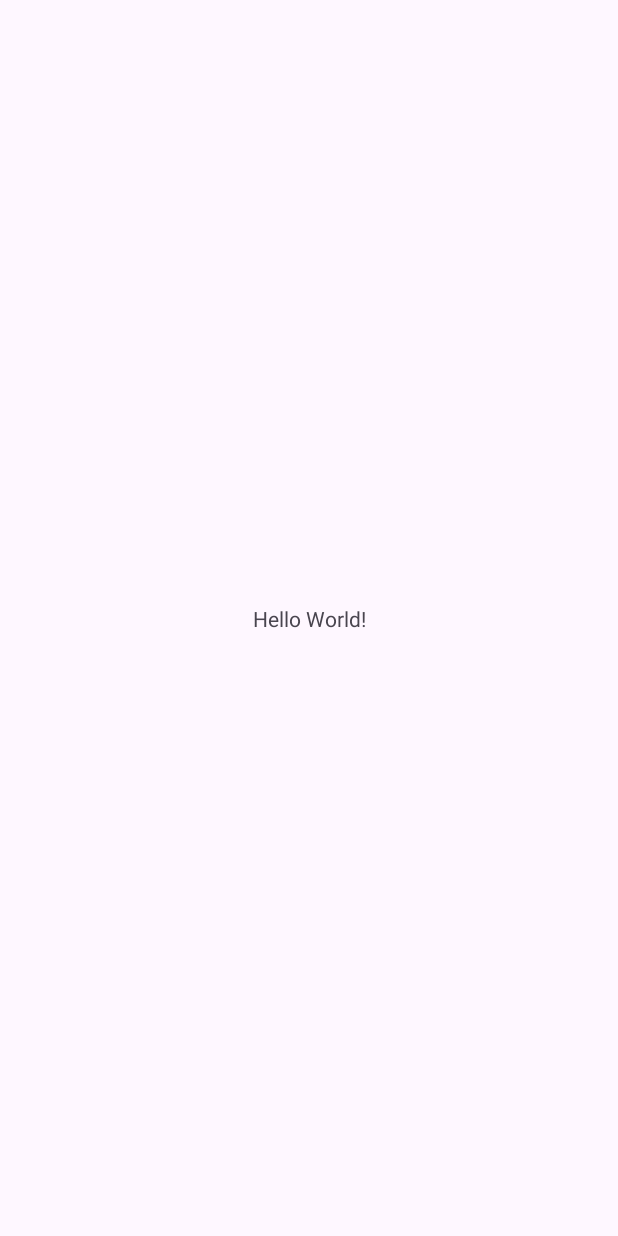
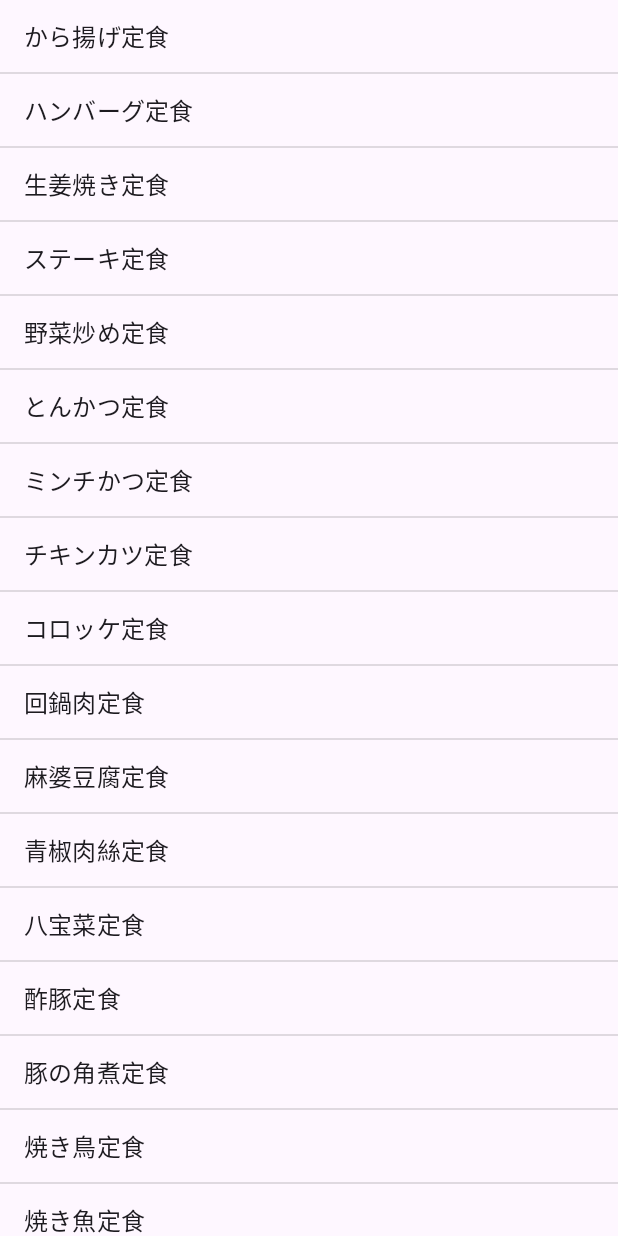
Before and after one commit to miiko-cat/ListViewSample, an Android app: the screen it shows after launch (MainActivity), on a phone screen of 412 x 824 dp. Before the commit the screen is almost empty. Run offline under Robolectric (Android 15) with nearby library versions, the phone set to English and light mode, and no system bars.

Commit message:
プロジェクト完成

```diff
--- a/app/src/main/java/com/websarva/wings/android/listviewsample/MainActivity.kt
+++ b/app/src/main/java/com/websarva/wings/android/listviewsample/MainActivity.kt
@@ -2,10 +2,29 @@ package com.websarva.wings.android.listviewsample
 
 import androidx.appcompat.app.AppCompatActivity
 import android.os.Bundle
+import android.view.View
+import android.widget.AdapterView
+import android.widget.ListView
+import android.widget.Toast
 
 class MainActivity : AppCompatActivity() {
     override fun onCreate(savedInstanceState: Bundle?) {
         super.onCreate(savedInstanceState)
         setContentView(R.layout.activity_main)
+
+        // ListViewオブジェクトを取得
+        val lvMenu = findViewById<ListView>(R.id.lvMenu)
+        lvMenu.onItemClickListener = ListItemClickListener()
+    }
+
+    private inner class ListItemClickListener: AdapterView.OnItemClickListener {
+        override fun onItemClick(parent: AdapterView<*>, view: View, position: Int, id: Long) {
+            // タップされた定食名を取得
+            val item = parent.getItemAtPosition(position) as String
+            // トーストで表示する文字列を生成
+            val show = "あなたが選んだ定食:$item"
+            Toast.makeText(this@MainActivity, show, Toast.LENGTH_LONG).show()
+        }
+
     }
 }
--- a/app/src/main/res/layout/activity_main.xml
+++ b/app/src/main/res/layout/activity_main.xml
@@ -1,18 +1,6 @@
 <?xml version="1.0" encoding="utf-8"?>
-<androidx.constraintlayout.widget.ConstraintLayout xmlns:android="http://schemas.android.com/apk/res/android"
-    xmlns:app="http://schemas.android.com/apk/res-auto"
-    xmlns:tools="http://schemas.android.com/tools"
+<ListView xmlns:android="http://schemas.android.com/apk/res/android"
+    android:id="@+id/lvMenu"
     android:layout_width="match_parent"
     android:layout_height="match_parent"
-    tools:context=".MainActivity">
-
-    <TextView
-        android:layout_width="wrap_content"
-        android:layout_height="wrap_content"
-        android:text="Hello World!"
-        app:layout_constraintBottom_toBottomOf="parent"
-        app:layout_constraintEnd_toEndOf="parent"
-        app:layout_constraintStart_toStartOf="parent"
-        app:layout_constraintTop_toTopOf="parent" />
-
-</androidx.constraintlayout.widget.ConstraintLayout>
+    android:entries="@array/lv_menu" />
```
